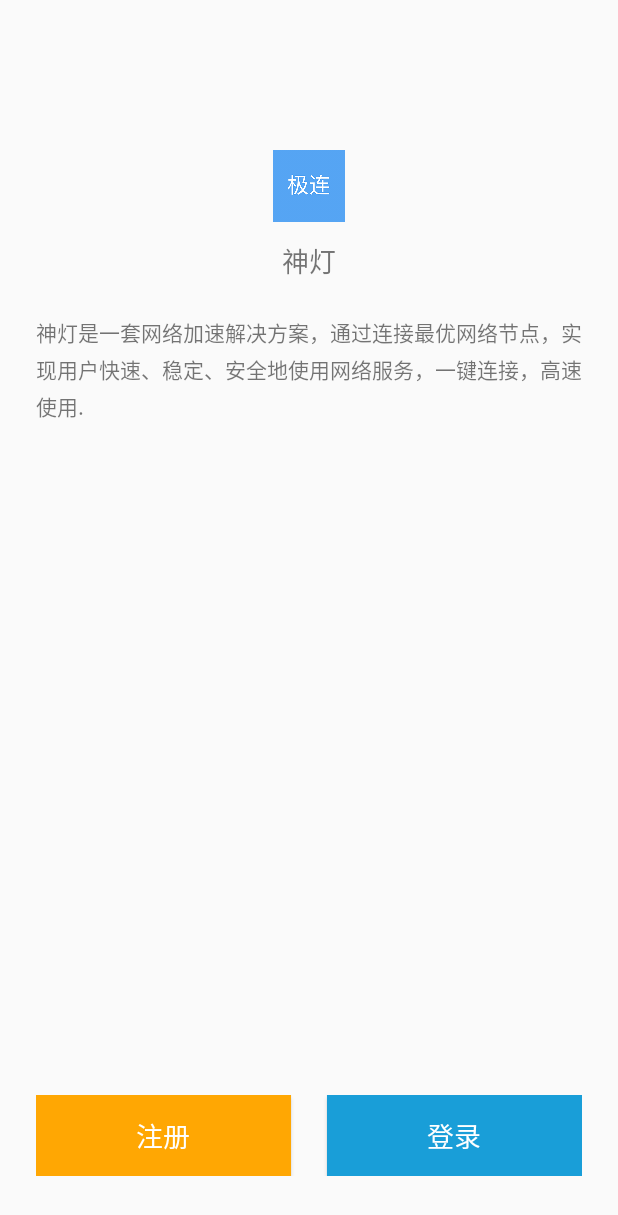
After one commit to jackyflame/Yysk_jty2018, an Android app: the layout activity_splash.xml on its own in the app's theme, with its tools: preview values and no code run, on a phone screen of 412 x 824 dp. The commit adds this screen. Shown: the top 1215 px of the screen. Run offline under Robolectric (Android 15) with nearby library versions, the phone set to English and light mode, and no system bars.

Commit message:
增加登记注册页面

```diff
--- /dev/null
+++ b/app/src/main/res/layout/activity_splash.xml
@@ -0,0 +1,69 @@
+<?xml version="1.0" encoding="utf-8"?>
+<RelativeLayout
+    xmlns:android="http://schemas.android.com/apk/res/android"
+    android:layout_width="match_parent"
+    android:layout_height="match_parent">
+
+    <ImageView
+        android:id="@+id/img_icon"
+        android:layout_width="wrap_content"
+        android:layout_height="wrap_content"
+        android:layout_marginTop="100dp"
+        android:layout_centerHorizontal="true"
+        android:src="@mipmap/ic_launcher"/>
+
+    <TextView
+        android:id="@+id/txv_title"
+        android:layout_width="wrap_content"
+        android:layout_height="wrap_content"
+        android:layout_below="@+id/img_icon"
+        android:layout_centerHorizontal="true"
+        android:layout_marginTop="@dimen/padding_l"
+        android:textSize="@dimen/text_l"
+        android:text="@string/app_name"/>
+
+    <TextView
+        android:layout_width="match_parent"
+        android:layout_height="wrap_content"
+        android:paddingLeft="@dimen/padding_xl"
+        android:paddingRight="@dimen/padding_xl"
+        android:lineSpacingMultiplier="1.2"
+        android:layout_below="@+id/txv_title"
+        android:layout_marginTop="@dimen/padding_xl"
+        android:textSize="@dimen/text_m"
+        android:text="@string/splash_msg"/>
+
+    <LinearLayout
+        android:id="@+id/lin_login"
+        android:layout_width="match_parent"
+        android:layout_height="wrap_content"
+        android:paddingLeft="@dimen/padding_xl"
+        android:paddingRight="@dimen/padding_xl"
+        android:layout_alignParentBottom="true"
+        android:layout_marginBottom="@dimen/padding_xxxl"
+        android:orientation="horizontal">
+
+        <Button
+            android:id="@+id/btn_regist"
+            android:layout_width="wrap_content"
+            android:layout_height="@dimen/item_height_xl"
+            android:layout_weight="1"
+            android:textColor="@color/text_white"
+            android:textSize="@dimen/text_l"
+            android:background="@color/btn_orange"
+            android:text="注册"/>
+
+        <Button
+            android:id="@+id/btn_login"
+            android:layout_width="wrap_content"
+            android:layout_height="@dimen/item_height_xl"
+            android:layout_marginLeft="@dimen/padding_xl"
+            android:layout_weight="1"
+            android:textColor="@color/text_white"
+            android:textSize="@dimen/text_l"
+            android:background="@color/btn_blue"
+            android:text="登录"/>
+
+    </LinearLayout>
+
+</RelativeLayout>
--- a/app/src/main/res/values/colors.xml
+++ b/app/src/main/res/values/colors.xml
@@ -18,6 +18,11 @@
     <color name="icons">#FFFFFF</color>
     <color name="divider">#BDBDBD</color>
 
+    <color name="btn_orange">#ffa703</color>
+    <color name="btn_blue">#199ed8</color>
+
+    <color name="text_white">#FFFFFF</color>
+
     <!-- -->
     <color name="fragment_background">#FFFFFF</color>
 
--- a/app/src/main/res/values/dimens.xml
+++ b/app/src/main/res/values/dimens.xml
@@ -2,4 +2,18 @@
     <!-- Default screen margins, per the Android Design guidelines. -->
     <dimen name="activity_horizontal_margin">16dp</dimen>
     <dimen name="activity_vertical_margin">16dp</dimen>
+
+    <dimen name="padding_l">12dp</dimen>
+    <dimen name="padding_xl">24dp</dimen>
+    <dimen name="padding_xxl">32dp</dimen>
+    <dimen name="padding_xxxl">40dp</dimen>
+
+    <dimen name="item_height_l">45dp</dimen>
+    <dimen name="item_height_xl">54dp</dimen>
+
+    <dimen name="text_l">18sp</dimen>
+    <dimen name="text_ml">16sp</dimen>
+    <dimen name="text_m">14sp</dimen>
+    <dimen name="text_s">8sp</dimen>
+
 </resources>
--- a/app/src/main/res/values/strings.xml
+++ b/app/src/main/res/values/strings.xml
@@ -1,5 +1,5 @@
 <resources>
-    <string name="app_name">极连企业版</string>
+    <string name="app_name">神灯</string>
     <string name="title_home">Home</string>
     <string name="title_dashboard">Dashboard</string>
     <string name="title_notifications">Notifications</string>
@@ -7,4 +7,7 @@
 
     <!-- -->
     <string name="fragment_welfare_title">福利</string>
+
+    <string name="splash_msg">神灯是一套网络加速解决方案，通过连接最优网络节点，实现用户快速、稳定、安全地使用网络服务，一键连接，高速使用.</string>
+
 </resources>
--- a/app/src/main/res/values/styles.xml
+++ b/app/src/main/res/values/styles.xml
@@ -3,7 +3,7 @@
     <!-- Base application theme. -->
 
     <!-- Base application theme. -->
-    <style name="AppTheme" parent="Theme.AppCompat.Light.DarkActionBar">
+    <style name="AppThemeBase" parent="Theme.AppCompat.Light.DarkActionBar">
         <item name="colorPrimary">@color/primary</item>
         <item name="colorPrimaryDark">@color/primary_dark</item>
         <item name="colorAccent">@color/accent</item>
@@ -11,11 +11,11 @@
 
         <item name="pageBarStyle">@style/PageBarStyle</item>
     </style>
-    <style name="AppTheme.NoActionBar" parent="AppTheme">
+    <style name="AppThemeBase.NoActionBar" parent="AppThemeBase">
         <item name="windowActionBar">false</item>
         <item name="windowNoTitle">true</item>
     </style>
-    <style name="AppTheme.FullScreen" parent="AppTheme">
+    <style name="AppThemeBase.FullScreen" parent="AppThemeBase">
         <item name="windowActionBar">false</item>
         <item name="windowNoTitle">true</item>
         <item name="android:windowFullscreen">true</item>
--- a/build.gradle
+++ b/build.gradle
@@ -10,7 +10,7 @@ buildscript {
         }
     }
     dependencies {
-        classpath 'com.android.tools.build:gradle:3.0.0'
+        classpath 'com.android.tools.build:gradle:3.0.1'
 
         // NOTE: Do not place your application dependencies here; they belong
         // in the individual module build.gradle files
```
Also changed, not shown: app/src/main/AndroidManifest.xml (+23 -6 lines), app/src/main/java/im/socks/yysk/LoginActivity.java (added, +22 -0 lines), app/src/main/java/im/socks/yysk/RegisterActivity.java (added, +23 -0 lines), app/src/main/java/im/socks/yysk/SplashActivity.java (added, +67 -0 lines), app/src/main/res/layout/activity_login.xml (added, +8 -0 lines), app/src/main/res/layout/activity_regist.xml (added, +8 -0 lines), 1 other file.
